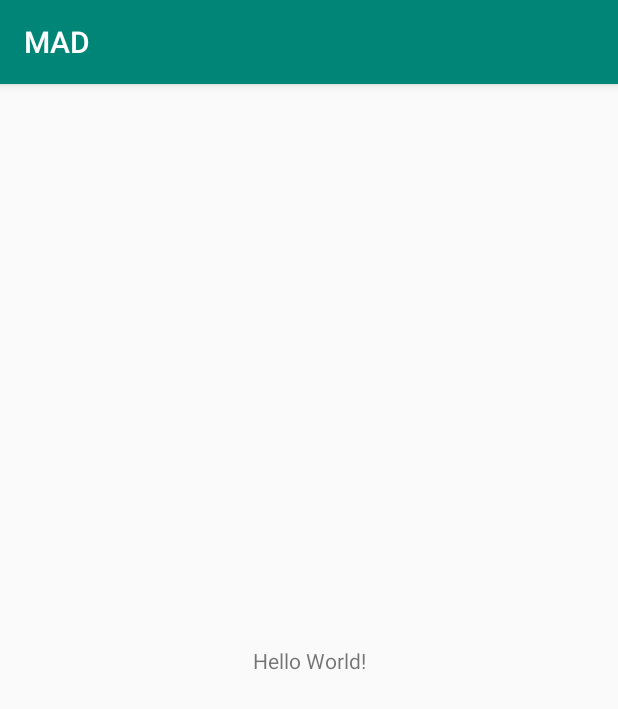
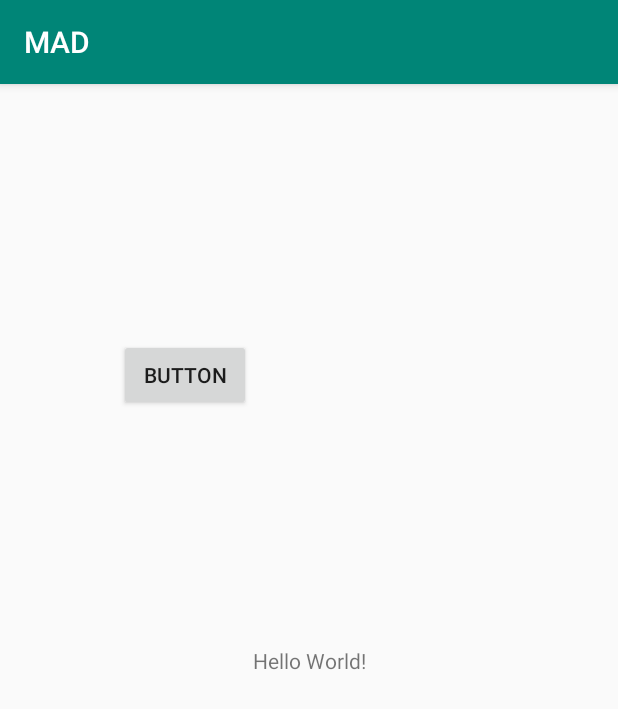
Before and after one commit to charithabw/MAD, an Android app: the MainActivity screen opened directly, with no data from a screen before it, on a phone screen of 412 x 824 dp. Shown: the top 709 px of the screen. Run offline under Robolectric (Android 15) with nearby library versions, the phone set to English and light mode, and no system bars.

Commit message:
second commit

```diff
--- a/app/src/main/res/layout/activity_main.xml
+++ b/app/src/main/res/layout/activity_main.xml
@@ -15,4 +15,20 @@
         app:layout_constraintRight_toRightOf="parent"
         app:layout_constraintTop_toTopOf="parent" />
 
+    <Button
+        android:id="@+id/button"
+        android:layout_width="wrap_content"
+        android:layout_height="wrap_content"
+        android:layout_marginStart="8dp"
+        android:layout_marginTop="8dp"
+        android:layout_marginEnd="8dp"
+        android:layout_marginBottom="8dp"
+        android:text="Button"
+        app:layout_constraintBottom_toBottomOf="parent"
+        app:layout_constraintEnd_toEndOf="parent"
+        app:layout_constraintHorizontal_bias="0.231"
+        app:layout_constraintStart_toStartOf="parent"
+        app:layout_constraintTop_toTopOf="parent"
+        app:layout_constraintVertical_bias="0.23" />
+
 </android.support.constraint.ConstraintLayout>
--- /dev/null
+++ b/settings.gradle
@@ -0,0 +1 @@
+include ':app'
```
Also changed, not shown: build.gradle (added, +27 -0 lines), gradle.properties (added, +13 -0 lines), gradle/wrapper/gradle-wrapper.properties (added), 4 other files.
